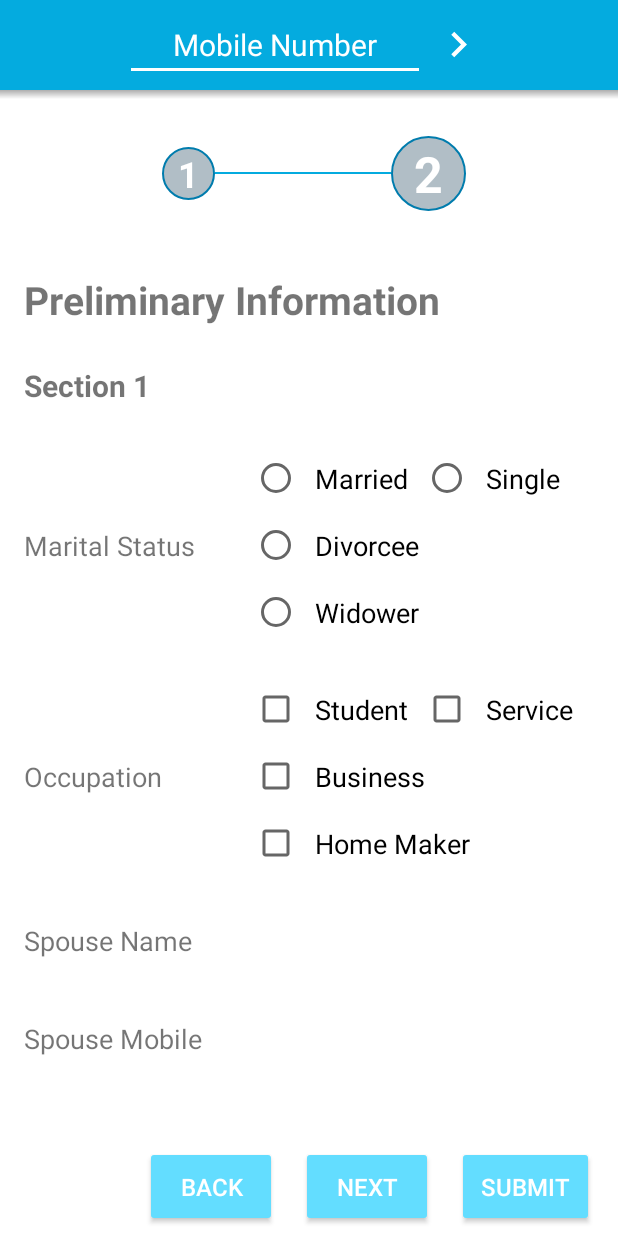
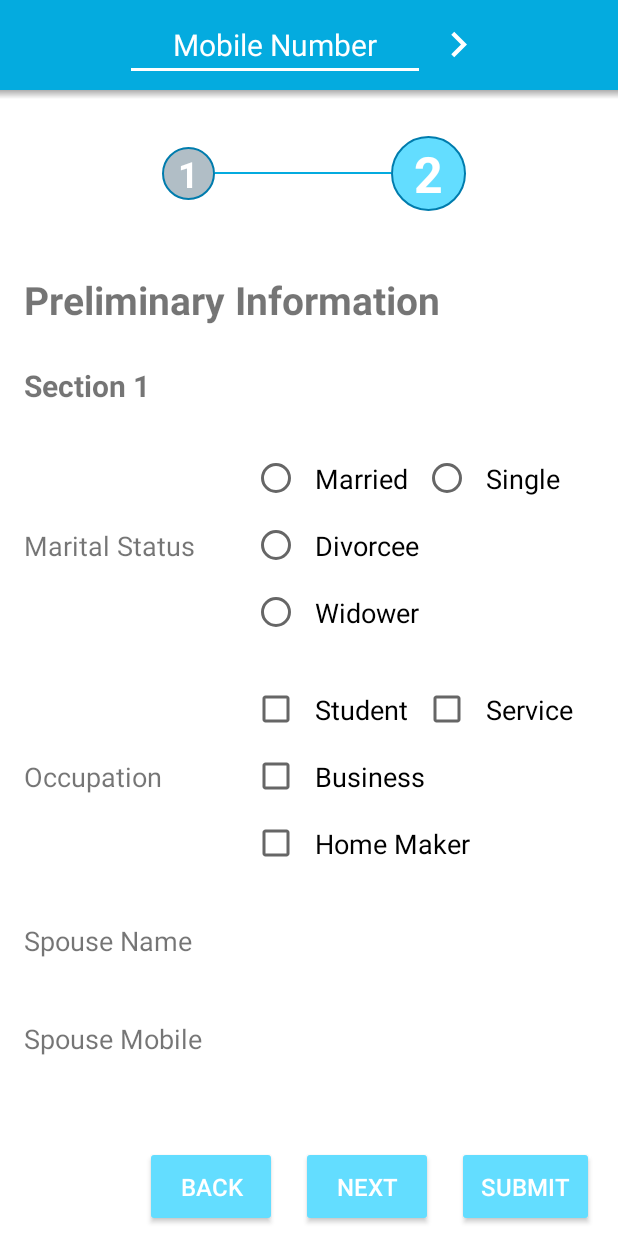
Before and after one commit to GaneshShiroleScorg/Patient_RegForm, an Android app: the screen it shows after launch (PersonalInfoActivity), tab 2 chosen, on a phone screen of 412 x 824 dp. Run offline under Robolectric (Android 15) with nearby library versions, the phone set to English and light mode, and no system bars; libraries missing offline, so code that uses them is left out: com.philliphsu.bottomsheetpickers.

Commit message:
added more fields code

```diff
--- a/app/src/main/java/com/scorg/forms/fragments/FormFragment.java
+++ b/app/src/main/java/com/scorg/forms/fragments/FormFragment.java
@@ -129,7 +129,7 @@ public class FormFragment extends Fragment {
         // primary sections of the activity.
         mSectionsPagerAdapter = new SectionsPagerAdapter(formNumber, getChildFragmentManager(), pages);
         mViewPager.setAdapter(mSectionsPagerAdapter);
-        mTabLayout.setupWithViewPager(mViewPager);
+//        mTabLayout.setupWithViewPager(mViewPager);
 
         for (int position = 0; position < pages.size(); position++) {
             View tabView = getActivity().getLayoutInflater().inflate(R.layout.custom_tab, null);
@@ -149,7 +149,8 @@ public class FormFragment extends Fragment {
                 rightView.setVisibility(View.INVISIBLE);
             else rightView.setVisibility(View.VISIBLE);
 
-            mTabLayout.getTabAt(position).setCustomView(tabView);
+            TabLayout.Tab customTab = mTabLayout.newTab().setCustomView(tabView);
+            mTabLayout.addTab(customTab);
         }
 
         mTabLayout.addOnTabSelectedListener(new TabLayout.OnTabSelectedListener() {
@@ -157,6 +158,7 @@ public class FormFragment extends Fragment {
             public void onTabSelected(TabLayout.Tab tab) {
                 TextView indicatorText = tab.getCustomView().findViewById(R.id.indicatorText);
                 selectTab(indicatorText, true);
+                mViewPager.setCurrentItem(tab.getPosition(), true);
 
                 // hide keyboard
                 CommonMethods.hideKeyboard(getContext());
@@ -166,6 +168,8 @@ public class FormFragment extends Fragment {
             public void onTabUnselected(TabLayout.Tab tab) {
                 TextView indicatorText = tab.getCustomView().findViewById(R.id.indicatorText);
                 selectTab(indicatorText, false);
+
+                Page page = ((PageFragment)mSectionsPagerAdapter.getItem(tab.getPosition())).getPage();
             }
 
             @Override
@@ -179,10 +183,12 @@ public class FormFragment extends Fragment {
         if (isSelected) {
             params.height = getResources().getDimensionPixelSize(R.dimen.badge_selected_size);
             params.width = getResources().getDimensionPixelSize(R.dimen.badge_selected_size);
+            indicatorText.setBackgroundResource(R.drawable.unfilled_selected_badge);
             indicatorText.setTextSize(TypedValue.COMPLEX_UNIT_SP, getResources().getDimension(R.dimen.badge_selected_text_size));
         } else {
             params.height = getResources().getDimensionPixelSize(R.dimen.badge_normal_size);
             params.width = getResources().getDimensionPixelSize(R.dimen.badge_normal_size);
+            indicatorText.setBackgroundResource(R.drawable.unfilled_badge);
             indicatorText.setTextSize(TypedValue.COMPLEX_UNIT_SP, getResources().getDimension(R.dimen.badge_normal_text_size));
         }
     }
@@ -242,9 +248,7 @@ public class FormFragment extends Fragment {
     // Listener
     public interface ButtonClickListener {
         void backClick(int formNumber);
-
         void nextClick(int formNumber);
-
         void submitClick(int formNumber);
     }
 
--- a/app/src/main/java/com/scorg/forms/fragments/PageFragment.java
+++ b/app/src/main/java/com/scorg/forms/fragments/PageFragment.java
@@ -16,9 +16,11 @@ import android.view.ViewGroup;
 import android.view.inputmethod.EditorInfo;
 import android.widget.AdapterView;
 import android.widget.ArrayAdapter;
+import android.widget.AutoCompleteTextView;
 import android.widget.CheckBox;
 import android.widget.CompoundButton;
 import android.widget.EditText;
+import android.widget.ImageView;
 import android.widget.LinearLayout;
 import android.widget.RadioButton;
 import android.widget.RadioGroup;
@@ -45,21 +47,21 @@ public class PageFragment extends Fragment {
     private DatePickerDialog datePickerDialog;
 
     interface TYPE {
-        static final String TEXTBOX = "textbox";
-        static final String DROPDOWN = "dropdown";
-        static final String RADIOBUTTON = "radiobutton";
-        static final String CHECKBOX = "checkbox";
-        static final String MEDICAL = "medical";
+        String TEXTBOX = "textbox";
+        String DROPDOWN = "dropdown";
+        String RADIOBUTTON = "radiobutton";
+        String CHECKBOX = "checkbox";
+        String TEXTBOXGROUP = "textboxgroup";
     }
 
     interface INPUT_TYPE {
-        static final String NAME = "name";
-        static final String MOBILE = "mobile";
-        static final String DATE = "date";
-        static final String EMAIL = "email";
-        static final String PIN_CODE = "pincode";
-        static final String NUMBER = "number";
-        static final String TEXTBOX_BIG = "textboxbig";
+        String NAME = "name";
+        String MOBILE = "mobile";
+        String DATE = "date";
+        String EMAIL = "email";
+        String PIN_CODE = "pincode";
+        String NUMBER = "number";
+        String TEXTBOX_BIG = "textboxbig";
     }
 
     /**
@@ -97,20 +99,10 @@ public class PageFragment extends Fragment {
             pageNumber = getArguments().getInt(PAGE_NUMBER);
             formNumber = getArguments().getInt(PAGE_NUMBER);
         }
-
-        Calendar now = Calendar.getInstance();
-// As of version 2.3.0, `BottomSheetDatePickerDialog` is deprecated.
-        datePickerDialog = DatePickerDialog.newInstance(
-                null,
-                now.get(Calendar.YEAR),
-                now.get(Calendar.MONTH),
-                now.get(Calendar.DAY_OF_MONTH));
-        datePickerDialog.setAccentColor(getResources().getColor(R.color.colorPrimary));
-        datePickerDialog.setMaxDate(Calendar.getInstance());
     }
 
     @Override
-    public View onCreateView(LayoutInflater inflater, ViewGroup container,
+    public View onCreateView(final LayoutInflater inflater, ViewGroup container,
                              Bundle savedInstanceState) {
         View rootView = inflater.inflate(R.layout.fragment_pages, container, false);
 
@@ -120,22 +112,103 @@ public class PageFragment extends Fragment {
         formNumberTextView.setText(page.getPageName());
 
         for (int sectionIndex = 0; sectionIndex < page.getSection().size(); sectionIndex++) {
-            View sectionContainer = inflater.inflate(R.layout.section_container, formContainerLayout, false);
-            ArrayList<Field> fields = page.getSection().get(sectionIndex).getFields();
+            final View sectionContainer = inflater.inflate(R.layout.section_container, formContainerLayout, false);
+            final ArrayList<Field> fields = page.getSection().get(sectionIndex).getFields();
 
             TextView sectionTitle = sectionContainer.findViewById(R.id.sectionTitleView);
             sectionTitle.setText(page.getSection().get(sectionIndex).getSectionName());
 
             for (int fieldsIndex = 0; fieldsIndex < fields.size(); fieldsIndex++) {
+                final Field field = fields.get(fieldsIndex);
+                addField(sectionContainer, sectionIndex, fields, field, fieldsIndex, inflater, -1);
+            }
 
-                final Field field = fields.get(fieldsIndex);
+            formContainerLayout.addView(sectionContainer);
+        }
 
+        return rootView;
+    }
+
+    private void addField(final View sectionContainer, final int sectionIndex, final ArrayList<Field> fields, final Field field, final int fieldsIndex, final LayoutInflater inflater, int indexToAddView) {
         switch (field.getType()) {
 
-                    case TYPE.MEDICAL: {
+            case TYPE.TEXTBOXGROUP: {
+                // Added Extended Layout
+                final View fieldLayout = inflater.inflate(R.layout.autocomplete_textbox_layout, (LinearLayout) sectionContainer, false);
+                TextView labelView = fieldLayout.findViewById(R.id.labelView);
+                labelView.setText(field.getName());
 
-                        // Added Extended Layout
+                final AutoCompleteTextView textBox = fieldLayout.findViewById(R.id.editText);
+                textBox.setId(CommonMethods.generateViewId());
 
+                // set pre value
+                textBox.setText(field.getValue());
+
+                if (field.getLength() > 0) {
+                    InputFilter[] fArray = new InputFilter[1];
+                    fArray[0] = new InputFilter.LengthFilter(field.getLength());
+                    textBox.setFilters(fArray);
+                }
+
+                // Add Parent First
+
+                if (indexToAddView != -1)
+                    ((LinearLayout) sectionContainer).addView(fieldLayout, indexToAddView);
+                else ((LinearLayout) sectionContainer).addView(fieldLayout);
+
+                ArrayList<Field> moreFields = field.getTextBoxGroup();
+
+                for (int moreFieldIndex = 0; moreFieldIndex < moreFields.size(); moreFieldIndex++) {
+                    if (indexToAddView != -1)
+                        addField(sectionContainer, sectionIndex, fields, moreFields.get(moreFieldIndex), fieldsIndex, inflater, indexToAddView + moreFieldIndex + 1);
+                    else
+                        addField(sectionContainer, sectionIndex, fields, moreFields.get(moreFieldIndex), fieldsIndex, inflater, -1);
+                }
+
+                textBox.addTextChangedListener(new TextWatcher() {
+                    @Override
+                    public void beforeTextChanged(CharSequence charSequence, int i, int i1, int i2) {
+                    }
+
+                    @Override
+                    public void onTextChanged(CharSequence charSequence, int i, int i1, int i2) {
+
+                    }
+
+                    @Override
+                    public void afterTextChanged(Editable editable) {
+                        // set latest value
+                        field.setValue(String.valueOf(editable));
+                    }
+                });
+
+                ImageView plusButton = fieldLayout.findViewById(R.id.plusButton);
+
+                plusButton.setVisibility(View.VISIBLE);
+                plusButton.setOnClickListener(new View.OnClickListener() {
+                    @Override
+                    public void onClick(View v) {
+                        try {
+                            final Field fieldGroupNew = (Field) field.clone();
+                            fields.add(fields.indexOf(field) + 1, fieldGroupNew);
+                            fieldGroupNew.setValue("");
+
+                            ArrayList<Field> clonedMoreFields = new ArrayList<Field>();
+                            for (Field field1 :
+                                    field.getTextBoxGroup()) {
+                                Field cloneField = (Field) field1.clone();
+                                cloneField.setValue("");
+                                clonedMoreFields.add(cloneField);
+                            }
+
+                            fieldGroupNew.setTextBoxGroup(clonedMoreFields);
+
+                            addField(sectionContainer, sectionIndex, fields, fieldGroupNew, fieldsIndex, inflater, ((LinearLayout) fieldLayout.getParent()).indexOfChild(fieldLayout) + 1 + fieldGroupNew.getTextBoxGroup().size());
+                        } catch (CloneNotSupportedException e) {
+                            e.printStackTrace();
+                        }
+                    }
+                });
 
                 break;
             }
@@ -150,7 +223,7 @@ public class PageFragment extends Fragment {
                 final EditText textBox = fieldLayout.findViewById(R.id.editText);
                 RelativeLayout.LayoutParams textBoxParams = (RelativeLayout.LayoutParams) textBox.getLayoutParams();
 
-                        textBox.setId(Integer.parseInt(formNumber + "" + pageNumber + "" + sectionIndex + "" + fieldsIndex));
+                textBox.setId(CommonMethods.generateViewId());
 
                 // set pre value
                 textBox.setText(field.getValue());
@@ -169,9 +242,20 @@ public class PageFragment extends Fragment {
                         textBox.setCursorVisible(false);
                         textBoxParams.width = getResources().getDimensionPixelSize(R.dimen.date_size);
 
-                                textBox.setOnTouchListener(new View.OnTouchListener() {
+                        textBox.setOnFocusChangeListener(new View.OnFocusChangeListener() {
                             @Override
-                                    public boolean onTouch(View v, MotionEvent event) {
+                            public void onFocusChange(View v, boolean hasFocus) {
+                                if (hasFocus){
+                                    textBox.clearFocus();
+                                    Calendar now = Calendar.getInstance();
+                                    // As of version 2.3.0, `BottomSheetDatePickerDialog` is deprecated.
+                                    datePickerDialog = DatePickerDialog.newInstance(
+                                            null,
+                                            now.get(Calendar.YEAR),
+                                            now.get(Calendar.MONTH),
+                                            now.get(Calendar.DAY_OF_MONTH));
+                                    datePickerDialog.setAccentColor(getResources().getColor(R.color.colorPrimary));
+                                    datePickerDialog.setMaxDate(Calendar.getInstance());
                                     if (!datePickerDialog.isAdded()) {
                                         datePickerDialog.show(getChildFragmentManager(), getResources().getString(R.string.select_date));
                                         datePickerDialog.setOnDateSetListener(new DatePickerDialog.OnDateSetListener() {
@@ -184,9 +268,10 @@ public class PageFragment extends Fragment {
                                             }
                                         });
                                     }
-                                        return false;
+                                }
                             }
                         });
+
                         break;
                     case INPUT_TYPE.MOBILE:
                         textBoxParams.width = getResources().getDimensionPixelSize(R.dimen.mobile_size);
@@ -219,16 +304,19 @@ public class PageFragment extends Fragment {
 
                     @Override
                     public void onTextChanged(CharSequence charSequence, int i, int i1, int i2) {
-                                // set latest value
-                                field.setValue(String.valueOf(charSequence));
+
                     }
 
                     @Override
                     public void afterTextChanged(Editable editable) {
+                        // set latest value
+                        field.setValue(String.valueOf(editable));
                     }
                 });
 
-                        ((LinearLayout) sectionContainer).addView(fieldLayout);
+                if (indexToAddView != -1)
+                    ((LinearLayout) sectionContainer).addView(fieldLayout, indexToAddView);
+                else ((LinearLayout) sectionContainer).addView(fieldLayout);
                 break;
             }
 
@@ -238,13 +326,13 @@ public class PageFragment extends Fragment {
                 labelView.setText(field.getName());
 
                 FlowRadioGroup radioGroup = fieldLayout.findViewById(R.id.radioGroup);
-                        radioGroup.setId(Integer.parseInt(formNumber + "" + pageNumber + "" + sectionIndex + "" + fieldsIndex));
+                radioGroup.setId(CommonMethods.generateViewId());
                 ArrayList<String> dataList = field.getDataList();
 
                 for (int dataIndex = 0; dataIndex < dataList.size(); dataIndex++) {
                     String data = dataList.get(dataIndex);
                     RadioButton radioButton = (RadioButton) inflater.inflate(R.layout.radiobutton, radioGroup, false);
-                            radioButton.setId(Integer.parseInt(formNumber + "" + pageNumber + "" + sectionIndex + "" + fieldsIndex + "" + dataIndex));
+                    radioButton.setId(CommonMethods.generateViewId());
                     radioButton.setText(data);
 
                     // set pre value
@@ -261,7 +349,9 @@ public class PageFragment extends Fragment {
                     }
                 });
 
-                        ((LinearLayout) sectionContainer).addView(fieldLayout);
+                if (indexToAddView != -1)
+                    ((LinearLayout) sectionContainer).addView(fieldLayout, indexToAddView);
+                else ((LinearLayout) sectionContainer).addView(fieldLayout);
                 break;
             }
             case TYPE.CHECKBOX: {
@@ -270,7 +360,7 @@ public class PageFragment extends Fragment {
                 labelView.setText(field.getName());
 
                 FlowLayout checkBoxGroup = fieldLayout.findViewById(R.id.checkBoxGroup);
-                        checkBoxGroup.setId(Integer.parseInt(formNumber + "" + pageNumber + "" + sectionIndex + "" + fieldsIndex));
+                checkBoxGroup.setId(CommonMethods.generateViewId());
 
                 ArrayList<String> dataList = field.getDataList();
                 final ArrayList<String> values = field.getValues();
@@ -284,7 +374,7 @@ public class PageFragment extends Fragment {
                         if (value.equals(data))
                             checkBox.setChecked(true);
 
-                            checkBox.setId(Integer.parseInt(formNumber + "" + pageNumber + "" + sectionIndex + "" + fieldsIndex + "" + dataIndex));
+                    checkBox.setId(CommonMethods.generateViewId());
                     checkBox.setText(data);
                     checkBox.setOnCheckedChangeListener(new CompoundButton.OnCheckedChangeListener() {
                         @Override
@@ -302,8 +392,10 @@ public class PageFragment extends Fragment {
                     checkBoxGroup.addView(checkBox);
                 }
 
+                if (indexToAddView != -1)
+                    ((LinearLayout) sectionContainer).addView(fieldLayout, indexToAddView);
+                else ((LinearLayout) sectionContainer).addView(fieldLayout);
 
-                        ((LinearLayout) sectionContainer).addView(fieldLayout);
                 break;
             }
             case TYPE.DROPDOWN: {
@@ -313,7 +405,7 @@ public class PageFragment extends Fragment {
                 labelView.setText(field.getName());
 
                 Spinner dropDown = fieldLayout.findViewById(R.id.dropDown);
-                        dropDown.setId(Integer.parseInt(formNumber + "" + pageNumber + "" + sectionIndex + "" + fieldsIndex));
+                dropDown.setId(CommonMethods.generateViewId());
 
                 final ArrayList<String> dataList = field.getDataList();
 
@@ -335,27 +427,15 @@ public class PageFragment extends Fragment {
                     }
                 });
 
-                        ((LinearLayout) sectionContainer).addView(fieldLayout);
+                if (indexToAddView != -1)
+                    ((LinearLayout) sectionContainer).addView(fieldLayout, indexToAddView);
+                else ((LinearLayout) sectionContainer).addView(fieldLayout);
                 break;
             }
         }
     }
 
-            formContainerLayout.addView(sectionContainer);
-        }
-
-        return rootView;
-    }
-
-    public void backClick() {
-        Page page1 = page;
-    }
-
-    public void nextClick() {
-        Page page1 = page;
-    }
-
-    public void submitClick() {
-        Page page1 = page;
+    public Page getPage() {
+        return page;
     }
 }
--- a/app/src/main/java/com/scorg/forms/models/Field.java
+++ b/app/src/main/java/com/scorg/forms/models/Field.java
@@ -7,9 +7,8 @@ import com.google.gson.annotations.Expose;
 import com.google.gson.annotations.SerializedName;
 
 import java.util.ArrayList;
-import java.util.ArrayList;
 
-public class Field implements Parcelable {
+public class Field implements Parcelable, Cloneable {
 
     @SerializedName("name")
     @Expose
@@ -35,6 +34,9 @@ public class Field implements Parcelable {
     @SerializedName("dataList")
     @Expose
     private ArrayList<String> dataList = new ArrayList<String>();
+    @SerializedName("moreField")
+    @Expose
+    private ArrayList<Field> textBoxGroup = new ArrayList<Field>();
     @SerializedName("dataTable")
     @Expose
     private String dataTable = "";
@@ -64,6 +66,7 @@ public class Field implements Parcelable {
         this.inputType = ((String) in.readValue((String.class.getClassLoader())));
         in.readList(this.dataList, (java.lang.String.class.getClassLoader()));
         this.dataTable = ((String) in.readValue((String.class.getClassLoader())));
+        in.readList(this.textBoxGroup, (Field.class.getClassLoader()));
     }
 
     public Field() {
@@ -141,6 +144,14 @@ public class Field implements Parcelable {
         this.dataTable = dataTable;
     }
 
+    public ArrayList<Field> getTextBoxGroup() {
+        return textBoxGroup;
+    }
+
+    public void setTextBoxGroup(ArrayList<Field> textBoxGroup) {
+        this.textBoxGroup = textBoxGroup;
+    }
+
     public void writeToParcel(Parcel dest, int flags) {
         dest.writeValue(name);
         dest.writeValue(type);
@@ -151,10 +162,15 @@ public class Field implements Parcelable {
         dest.writeValue(inputType);
         dest.writeList(dataList);
         dest.writeValue(dataTable);
+        dest.writeList(textBoxGroup);
     }
 
     public int describeContents() {
         return 0;
     }
 
+    public Object clone() throws CloneNotSupportedException {
+        return super.clone();
+    }
+
 }
--- a/app/src/main/java/com/scorg/forms/util/CommonMethods.java
+++ b/app/src/main/java/com/scorg/forms/util/CommonMethods.java
@@ -5,21 +5,23 @@ import android.content.Context;
 import android.graphics.PorterDuff;
 import android.graphics.drawable.Drawable;
 import android.os.Build;
+import android.util.Log;
 import android.view.View;
 import android.view.inputmethod.InputMethodManager;
 import android.widget.EditText;
 import android.widget.TextView;
 
-import com.scorg.forms.R;
-
 import java.lang.reflect.Field;
 import java.util.Calendar;
+import java.util.concurrent.atomic.AtomicInteger;
 
 /**
  * Created by ganeshshirole on 9/10/17.
  */
 
 public class CommonMethods {
+
+    private static final AtomicInteger sNextGeneratedId = new AtomicInteger(1);
 
     public static int getAge(int year, int month, int day) {
 
@@ -81,4 +83,23 @@ public class CommonMethods {
         } catch (Throwable ignored) {
         }
     }
+
+    /**
+     * Generate a value suitable for use in {#setId(int)}.
+     * This value will not collide with ID values generated at build time by aapt for R.id.
+     *
+     * @return a generated ID value
+     */
+    public static int generateViewId() {
+        for (; ; ) {
+            final int result = sNextGeneratedId.get();
+            // aapt-generated IDs have the high byte nonzero; clamp to the range under that.
+            int newValue = result + 1;
+            if (newValue > 0x00FFFFFF) newValue = 1; // Roll over to 1, not 0.
+            if (sNextGeneratedId.compareAndSet(result, newValue)) {
+                Log.d("GENERATED_ID:", " " + result);
+                return result;
+            }
+        }
+    }
 }
--- /dev/null
+++ b/app/src/main/res/drawable/unfilled_selected_badge.xml
@@ -0,0 +1,21 @@
+<?xml version="1.0" encoding="utf-8"?>
+<selector xmlns:android="http://schemas.android.com/apk/res/android">
+    <item>
+        <!--
+            android:shape
+                Keyword. Defines the type of shape. Valid values are:
+
+                    rectangle : A rectangle that fills the containing View. This is the default shape.
+                    oval : An oval shape that fits the dimensions of the containing View.
+                    line : A horizontal line that spans the width of the containing View. This
+                           shape requires the <stroke> element to define the width of the line.
+                    ring : A ring shape.
+        -->
+        <shape android:shape="oval">
+            <solid android:color="@color/colorAccent" />
+            <stroke android:width="1dp" android:color="@color/colorPrimaryDark" />
+            <!-- Set the same value for both width and height to get a circular shape -->
+            <size android:width="42dp" android:height="42dp" />
+        </shape>
+    </item>
+</selector>
```
Also changed, not shown: app/src/main/assets/registration_form_actual.json (+23 -8 lines), app/src/main/res/drawable/ic_add_black_24dp.xml (added, +9 -0 lines), app/src/main/res/layout/autocomplete_textbox_layout.xml (added, +55 -0 lines). Lines whose indentation alone changed are shown as unchanged.
